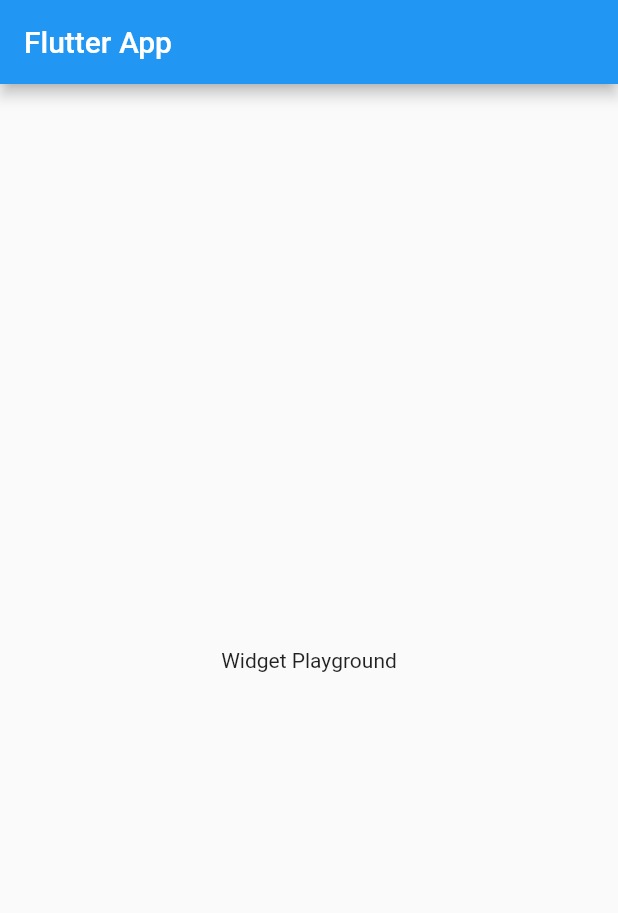
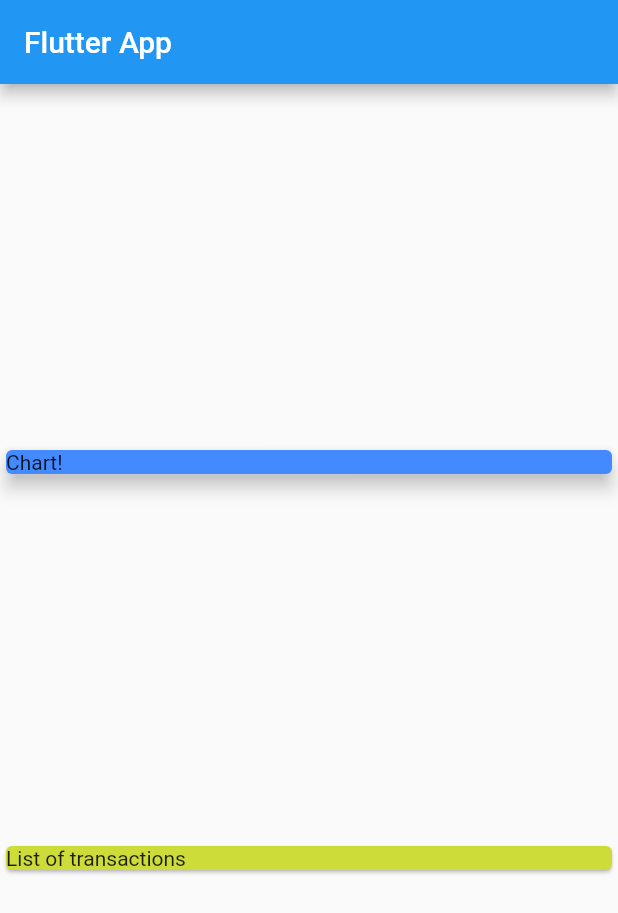
Before and after one commit to alinbabu2010/ExpensesApp, a Flutter app: the screen it shows after launch, on a phone screen of 412 x 824 dp. Shown: the top 913 px of the screen. Run offline on Flutter 3.47's test engine with Material 2 defaults, Android fonts, the phone set to English and light mode, and no system bars.

Commit message:
Modify Scaffold body to explore columns and card widgets

```diff
--- a/lib/main.dart
+++ b/lib/main.dart
@@ -26,9 +26,23 @@ class MyHomePage extends StatelessWidget {
       appBar: AppBar(
         title: const Text("Flutter App"),
       ),
-      body: const Center(
-        child: Text('Widget Playground'),
-      ),
+      body: Column(
+          mainAxisAlignment: MainAxisAlignment.spaceEvenly,
+          crossAxisAlignment: CrossAxisAlignment.stretch,
+          children: [
+            Container(
+              width: double.infinity,
+              child: const Card(
+                color: Colors.blueAccent,
+                elevation: 5,
+                child: Text("Chart!"),
+              ),
+            ),
+            const Card(
+              color: Colors.lime,
+              child: Text("List of transactions"),
+            )
+          ]),
     );
   }
 }
```
